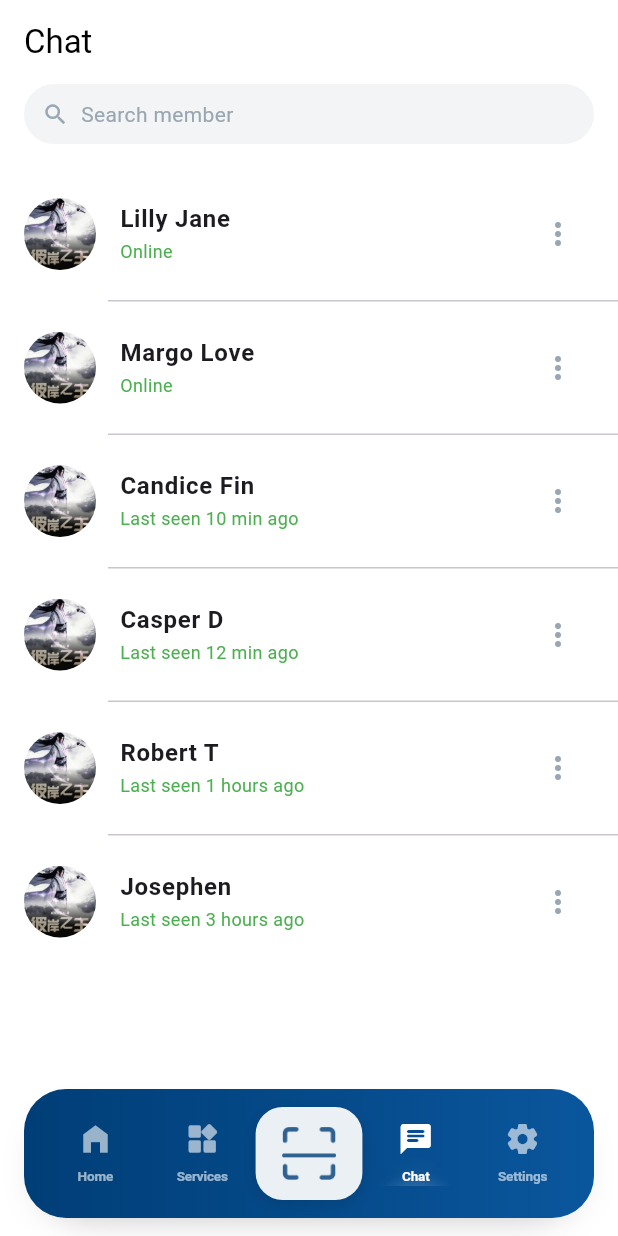
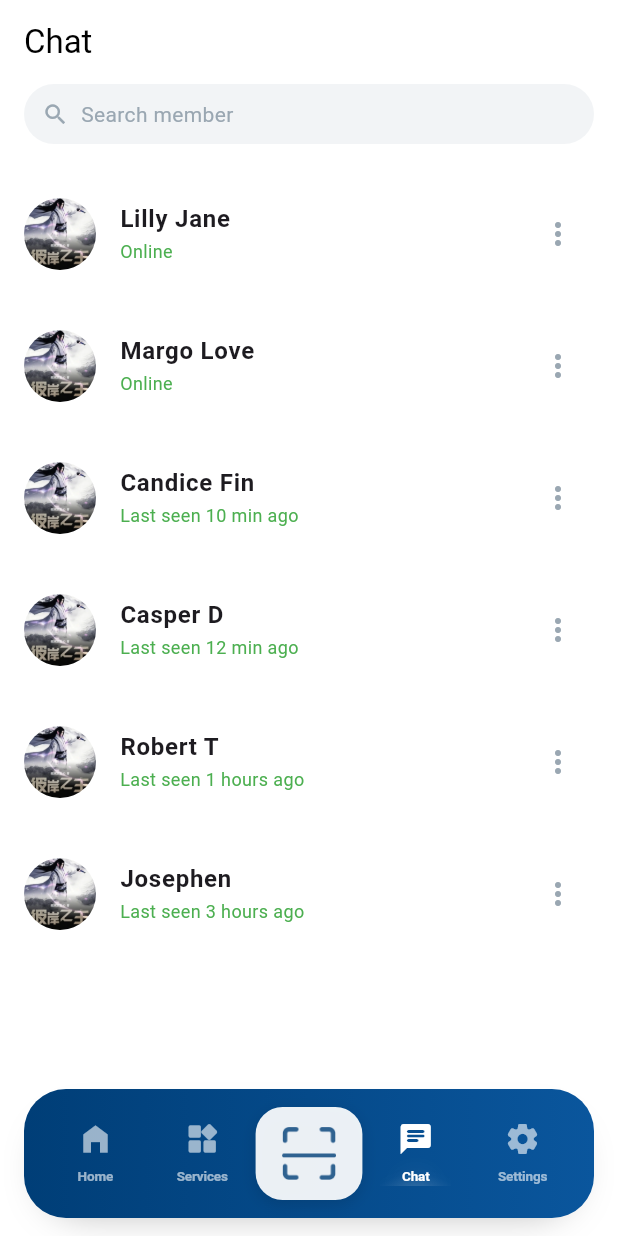
Before and after one commit to namthanhit/Time_Bank_Flutter, a Flutter app: the screen it shows after launch, item 4 of the bottom bar chosen, on a phone screen of 412 x 824 dp. Run offline on Flutter 3.47's test engine with Material 3 defaults, Android fonts, the phone set to English and light mode, and no system bars; our stand-ins replace dio, equatable, flutter_riverpod, flutter_secure_storage, freezed_annotation, pin_code_fields.

Commit message:
ui(chat): cập nhật ChatList - hiển thị danh sách threads

```diff
--- a/lib/features/chat/ui/widgets/chat_list.dart
+++ b/lib/features/chat/ui/widgets/chat_list.dart
@@ -12,7 +12,8 @@ class ChatList extends StatelessWidget {
     return ListView.separated(
       padding: const EdgeInsets.symmetric(vertical: 8),
       itemCount: threads.length,
-      separatorBuilder: (_, __) => const Divider(height: 1, indent: 72),
+      // remove visible separator line
+      separatorBuilder: (_, __) => const SizedBox.shrink(),
       itemBuilder: (context, index) {
         final t = threads[index];
         return ChatListItem(thread: t, onTap: () => onTap(t));
```
